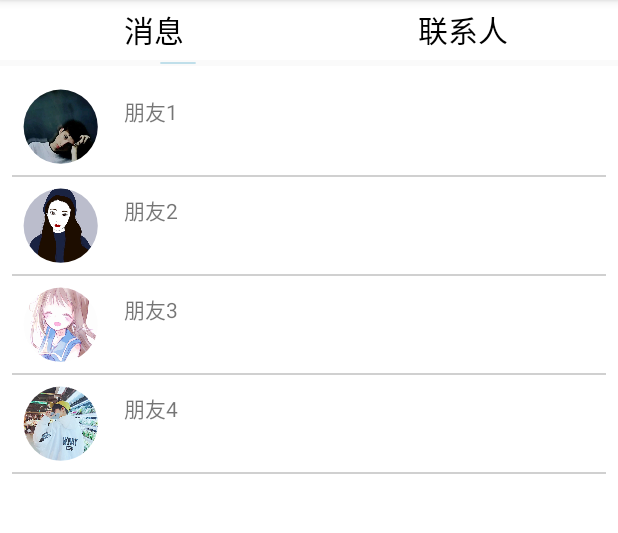
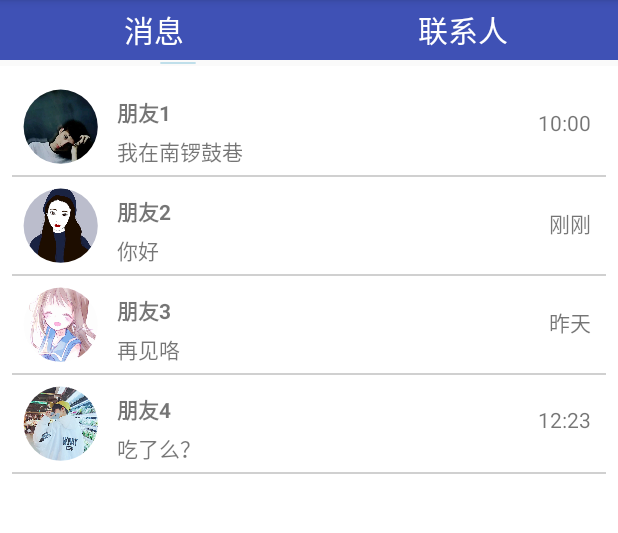
Before and after one commit to jingse/DG, an Android app: the screen it shows after launch (MainActivity), on a phone screen of 412 x 824 dp, the part 84-617 px from its top. Run offline under Robolectric (Android 15) with nearby library versions, the phone set to English and light mode, and no system bars; our stand-ins replace CircleImageView.

Commit message:
界面改动了一点

```diff
--- a/app/src/main/AndroidManifest.xml
+++ b/app/src/main/AndroidManifest.xml
@@ -19,7 +19,7 @@
 
         <activity
             android:name=".chat.ChatActivity"
-            android:label="@string/chat_peple">
+            android:theme="@style/ChatTitleBarStyle">
         </activity>
 
     </application>
--- a/app/src/main/java/com/example/guihuan/chatwifitest/messages/MsgAdapter.java
+++ b/app/src/main/java/com/example/guihuan/chatwifitest/messages/MsgAdapter.java
@@ -42,6 +42,8 @@ public class MsgAdapter extends ArrayAdapter<Msg> {
         }
         viewHolder.friendImage.setImageResource(msg.getImageId());
         viewHolder.friendName.setText(msg.getName());
+        viewHolder.latestMsg.setText(msg.getLatestMsg());
+        viewHolder.latestMsgTime.setText(msg.getLatestMsgTime());
         return view;
     }
 
--- a/app/src/main/java/com/example/guihuan/chatwifitest/messages/MsgFragment.java
+++ b/app/src/main/java/com/example/guihuan/chatwifitest/messages/MsgFragment.java
@@ -49,13 +49,13 @@ public class MsgFragment extends Fragment {
 
 
     private void initMessages() {
-        Msg friend1 = new Msg("朋友1", R.drawable.head1, "我在南锣鼓巷", "上午10:00");
+        Msg friend1 = new Msg("朋友1", R.drawable.head1, "我在南锣鼓巷", "10:00");
         msgList.add(friend1);
         Msg friend2 = new Msg("朋友2", R.drawable.head2, "你好", "刚刚");
         msgList.add(friend2);
-        Msg friend3 = new Msg("朋友3", R.drawable.head3, "再见咯", "昨天20:58");
+        Msg friend3 = new Msg("朋友3", R.drawable.head3, "再见咯", "昨天");
         msgList.add(friend3);
-        Msg friend4 = new Msg("朋友4", R.drawable.head4, "吃了么？", "今天12:23");
+        Msg friend4 = new Msg("朋友4", R.drawable.head4, "吃了么？", "12:23");
         msgList.add(friend4);
 
     }
--- a/app/src/main/res/layout/main.xml
+++ b/app/src/main/res/layout/main.xml
@@ -9,7 +9,7 @@
         android:layout_width="fill_parent"
         android:layout_height="40.0dip"
         android:orientation="horizontal"
-        android:background="#FFFFFF" >
+        android:background="@color/colorPrimary" >
 
         <TextView
             android:id="@+id/text1"
@@ -18,7 +18,7 @@
             android:layout_weight="1.0"
             android:gravity="center"
             android:text="@string/messages"
-            android:textColor="#000000"
+            android:textColor="#ffffff"
             android:textSize="20.0dip" />
 
         <TextView
@@ -28,7 +28,7 @@
             android:layout_weight="1.0"
             android:gravity="center"
             android:text="@string/contacts"
-            android:textColor="#000000"
+            android:textColor="#ffffff"
             android:textSize="20.0dip" />
     </LinearLayout>
 
--- a/app/src/main/res/layout/msg_item.xml
+++ b/app/src/main/res/layout/msg_item.xml
@@ -1,11 +1,12 @@
 <?xml version="1.0" encoding="utf-8"?>
-<LinearLayout xmlns:android="http://schemas.android.com/apk/res/android"
-              android:orientation="horizontal"
+<RelativeLayout xmlns:android="http://schemas.android.com/apk/res/android"
               android:layout_width="match_parent"
-              android:layout_height="match_parent">
+              android:layout_height="wrap_content">
 
     <com.example.guihuan.chatwifitest.utils.CircleImageView
         android:id="@+id/friend_image"
+        android:layout_alignParentLeft="true"
+        android:layout_alignParentTop="true"
         android:layout_width="50dp"
         android:layout_height="50dp"
         android:layout_margin="7dip"/>
@@ -14,24 +15,27 @@
         android:id="@+id/friend_name"
         android:layout_width="wrap_content"
         android:layout_height="wrap_content"
-        android:layout_gravity="top"
-        android:layout_marginTop="11dip"
-        android:layout_marginLeft="10dip" />
+        android:textStyle="bold"
+        android:layout_alignParentTop="true"
+        android:layout_toRightOf="@+id/buddy_listview_child_avatar"
+        android:layout_marginTop="12dp"
+        android:layout_marginLeft="70dp"/>
 
     <TextView
         android:id="@+id/latest_msg"
         android:layout_width="wrap_content"
         android:layout_height="wrap_content"
-        android:layout_gravity="bottom"
-        android:layout_marginBottom="11dip"
-        android:layout_marginLeft="10dip" />
+        android:layout_alignLeft="@+id/buddy_listview_child_nick"
+        android:layout_alignParentTop="true"
+        android:layout_marginLeft="70dp"
+        android:layout_marginTop="38dp" />
 
     <TextView
         android:id="@+id/latest_msg_time"
         android:layout_width="wrap_content"
         android:layout_height="wrap_content"
-        android:layout_gravity="right"
-        android:layout_marginTop="15dip"
-        android:layout_marginRight="10dip" />
+        android:layout_alignParentRight="true"
+        android:layout_marginRight="10dp"
+        android:layout_marginTop="20dp"/>
 
-</LinearLayout>
+</RelativeLayout>
--- a/app/src/main/res/values/styles.xml
+++ b/app/src/main/res/values/styles.xml
@@ -8,4 +8,14 @@
         <item name="colorAccent">@color/colorAccent</item>
     </style>
 
+    <style name="MainTitleBarStyle" parent="android:Theme">
+
+        <item name="android:color">#ff009688</item>
+    </style>
+
+
+    <style name="ChatTitleBarStyle" parent="android:Theme">
+        <item name="android:windowTitleSize">50dip</item>
+    </style>
+
 </resources>
```
Also changed, not shown: app/src/main/java/com/example/guihuan/chatwifitest/MainActivity.java (+7 -0 lines), app/src/main/java/com/example/guihuan/chatwifitest/chat/ChatActivity.java (+11 -3 lines), app/src/main/res/layout/chat_title_bar.xml (added, +25 -0 lines), app/src/main/res/layout/main_title_bar.xml (added, +21 -0 lines).
